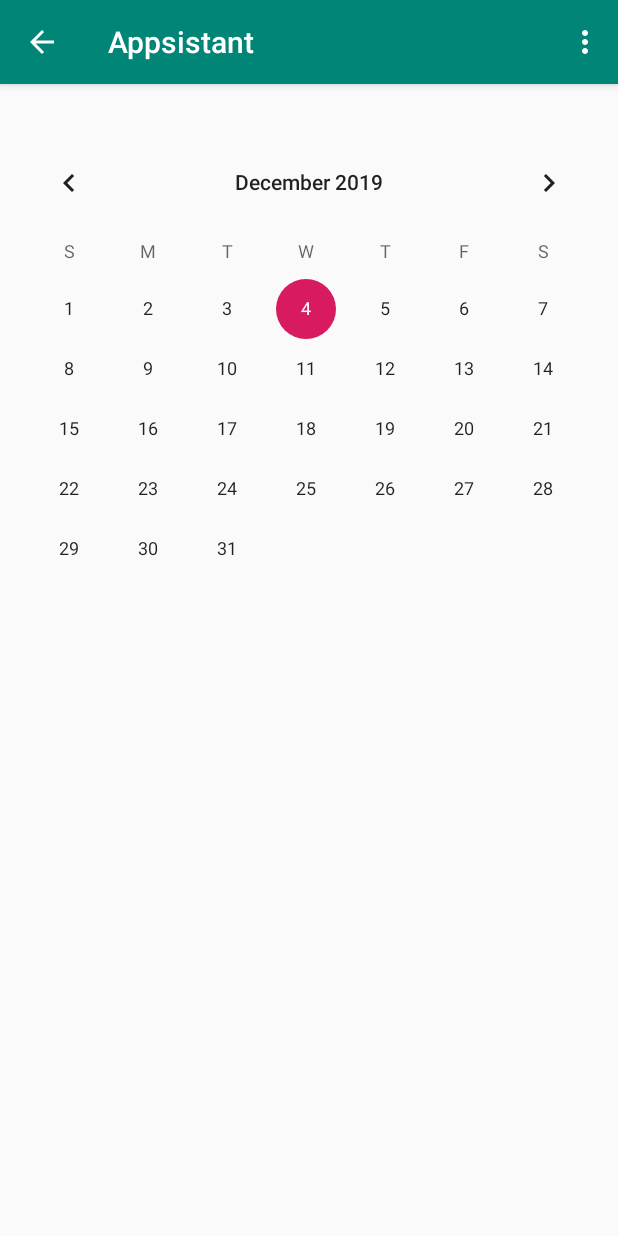
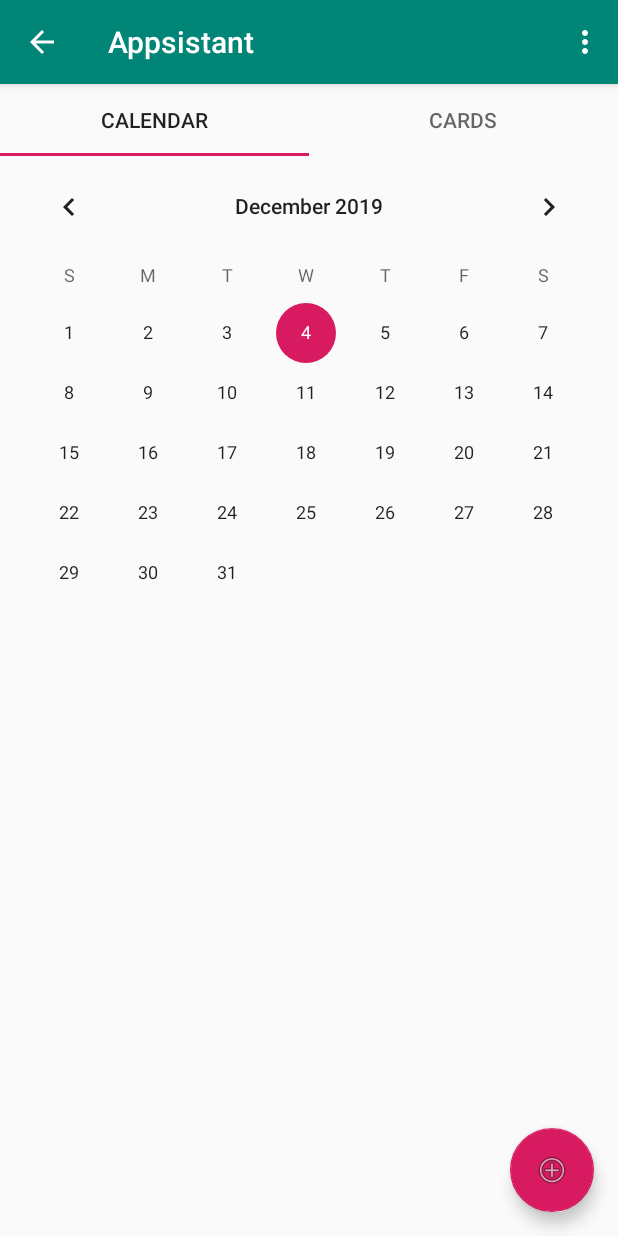
Before and after one commit to jedrekszor/Appsistant, an Android app: the screen it shows after launch once a user with an empty profile is signed in (Main), on a phone screen of 412 x 824 dp. Run offline under Robolectric (Android 15) with nearby library versions, the phone set to English and light mode, and no system bars; our stand-ins replace Firebase (no records; nobody signed in at launch, a user with empty details on screens opened directly).

Commit message:
lots of stuff

```diff
--- a/app/build.gradle
+++ b/app/build.gradle
@@ -25,8 +25,10 @@ dependencies {
     implementation 'androidx.constraintlayout:constraintlayout:1.1.3'
     implementation 'com.google.android.material:material:1.0.0'
     implementation 'com.google.firebase:firebase-core:17.2.1'
-    implementation 'com.google.firebase:firebase-auth:19.1.0'
+    implementation 'com.google.firebase:firebase-auth:19.2.0'
     implementation 'com.google.android.gms:play-services-auth:17.0.0'
+    implementation 'androidx.legacy:legacy-support-v4:1.0.0'
+    implementation 'com.google.firebase:firebase-database:19.2.0'
     testImplementation 'junit:junit:4.12'
     androidTestImplementation 'androidx.test.ext:junit:1.1.1'
     androidTestImplementation 'androidx.test.espresso:espresso-core:3.2.0'
--- a/app/src/main/AndroidManifest.xml
+++ b/app/src/main/AndroidManifest.xml
@@ -9,7 +9,8 @@
         android:roundIcon="@mipmap/ic_launcher_round"
         android:supportsRtl="true"
         android:theme="@style/AppTheme">
-
+        <activity android:name=".CreateCardActivity"
+            android:theme="@style/AppTheme.CardForm"></activity>
         <activity
             android:name=".SignIn"
             android:label="@string/app_name"
@@ -22,7 +23,7 @@
         </activity>
         <activity
             android:name=".Main"
-            android:parentActivityName=".SignIn"></activity>
+            android:parentActivityName=".SignIn" />
     </application>
 
 </manifest>
--- /dev/null
+++ b/app/src/main/java/com/cloud/appsistant/CalendarFragment.java
@@ -0,0 +1,40 @@
+package com.cloud.appsistant;
+
+
+import android.os.Bundle;
+
+import androidx.fragment.app.Fragment;
+
+import android.view.LayoutInflater;
+import android.view.View;
+import android.view.ViewGroup;
+
+
+/**
+ * A simple {@link Fragment} subclass.
+ */
+public class CalendarFragment extends Fragment implements View.OnClickListener {
+
+
+    public CalendarFragment() {
+        // Required empty public constructor
+    }
+
+
+    @Override
+    public View onCreateView(LayoutInflater inflater, ViewGroup container,
+                             Bundle savedInstanceState) {
+        // Inflate the layout for this fragment
+        return inflater.inflate(R.layout.fragment_calendar, container, false);
+    }
+
+    @Override
+    public void onClick(View v) {
+        switch(v.getId()) {
+            case R.id.addMeeting: {
+                //ADD MEETING
+                break;
+            }
+        }
+    }
+}
--- /dev/null
+++ b/app/src/main/java/com/cloud/appsistant/CardsFragment.java
@@ -0,0 +1,103 @@
+package com.cloud.appsistant;
+
+
+import android.content.Intent;
+import android.os.Bundle;
+
+import androidx.annotation.NonNull;
+import androidx.annotation.Nullable;
+import androidx.fragment.app.Fragment;
+
+import android.util.Log;
+import android.view.LayoutInflater;
+import android.view.View;
+import android.view.ViewGroup;
+import android.widget.Button;
+import android.widget.ListView;
+
+import com.google.android.material.floatingactionbutton.FloatingActionButton;
+import com.google.firebase.database.DataSnapshot;
+import com.google.firebase.database.DatabaseError;
+import com.google.firebase.database.DatabaseReference;
+import com.google.firebase.database.FirebaseDatabase;
+import com.google.firebase.database.ValueEventListener;
+
+import java.util.ArrayList;
+import java.util.List;
+
+
+/**
+ * A simple {@link Fragment} subclass.
+ */
+public class CardsFragment extends Fragment implements View.OnClickListener {
+
+    private FloatingActionButton createCard;
+    DatabaseReference databaseCards;
+    ListView listViewCards;
+    List<Card> cardList;
+
+    public CardsFragment() {
+        // Required empty public constructor
+    }
+
+
+    @Override
+    public View onCreateView(LayoutInflater inflater, ViewGroup container,
+                             Bundle savedInstanceState) {
+
+
+        return inflater.inflate(R.layout.fragment_cards, container, false);
+    }
+
+    @Override
+    public void onViewCreated(View view, @Nullable Bundle savedInstanceState) {
+        createCard = getView().findViewById(R.id.addCard);
+        createCard.setOnClickListener(this);
+
+        cardList = new ArrayList<Card>();
+        listViewCards = getView().findViewById(R.id.listViewCards);
+        databaseCards = FirebaseDatabase.getInstance().getReference("cards");
+    }
+
+    @Override
+    public void onStart() {
+        super.onStart();
+        databaseCards.addValueEventListener(new ValueEventListener() {
+            @Override
+            public void onDataChange(@NonNull DataSnapshot dataSnapshot) {
+
+                cardList.clear();
+
+                for(DataSnapshot cardSnapshot: dataSnapshot.getChildren()) {
+                    Card card = cardSnapshot.getValue(Card.class);
+
+                    cardList.add(card);
+                }
+
+                CardsList adapter = new CardsList(getActivity(), cardList);
+                listViewCards.setAdapter(adapter);
+            }
+
+            @Override
+            public void onCancelled(@NonNull DatabaseError databaseError) {
+
+            }
+        });
+
+    }
+
+    @Override
+    public void onClick(View v) {
+        switch (v.getId()) {
+            case R.id.addCard: {
+                PopUpForm();
+                break;
+            }
+        }
+    }
+
+    private void PopUpForm() {
+        Intent i = new Intent(getActivity(), CreateCardActivity.class);
+        startActivity(i);
+    }
+}
--- /dev/null
+++ b/app/src/main/java/com/cloud/appsistant/CardsList.java
@@ -0,0 +1,45 @@
+package com.cloud.appsistant;
+
+import android.app.Activity;
+import android.view.LayoutInflater;
+import android.view.View;
+import android.view.ViewGroup;
+import android.widget.ArrayAdapter;
+import android.widget.TextView;
+
+import androidx.annotation.NonNull;
+import androidx.annotation.Nullable;
+
+import java.util.List;
+
+public class CardsList extends ArrayAdapter<Card> {
+    private Activity context;
+    private List<Card> cardsList;
+
+    public CardsList(Activity context, List<Card> cardsList) {
+        super(context, R.layout.list_layout, cardsList);
+        this.context = context;
+        this.cardsList = cardsList;
+    }
+
+    @NonNull
+    @Override
+    public View getView(int position, @Nullable View convertView, @NonNull ViewGroup parent) {
+        LayoutInflater inflater = context.getLayoutInflater();
+
+        View listViewItem = inflater.inflate(R.layout.list_layout, null, true);
+        TextView name = listViewItem.findViewById(R.id.textViewName);
+        TextView surname = listViewItem.findViewById(R.id.textViewSurname);
+        TextView phone = listViewItem.findViewById(R.id.textViewPhone);
+        TextView email = listViewItem.findViewById(R.id.textViewEmail);
+
+        Card card = cardsList.get(position);
+
+        name.setText(card.getName());
+        surname.setText(card.getSurname());
+        phone.setText(card.getPhone());
+        email.setText(card.getEmail());
+
+        return listViewItem;
+    }
+}
--- a/app/src/main/java/com/cloud/appsistant/Main.java
+++ b/app/src/main/java/com/cloud/appsistant/Main.java
@@ -3,22 +3,38 @@ package com.cloud.appsistant;
 import androidx.annotation.NonNull;
 import androidx.appcompat.app.AppCompatActivity;
 import androidx.appcompat.widget.Toolbar;
+import androidx.viewpager.widget.ViewPager;
 
 import android.content.Intent;
 import android.os.Bundle;
 import android.view.Menu;
 import android.view.MenuItem;
+import android.widget.ListView;
+import android.widget.TableLayout;
 
 import com.google.android.gms.auth.api.signin.GoogleSignIn;
 import com.google.android.gms.auth.api.signin.GoogleSignInClient;
 import com.google.android.gms.auth.api.signin.GoogleSignInOptions;
 import com.google.android.gms.tasks.OnCompleteListener;
 import com.google.android.gms.tasks.Task;
+import com.google.android.material.tabs.TabLayout;
 import com.google.firebase.auth.FirebaseAuth;
+import com.google.firebase.database.DataSnapshot;
+import com.google.firebase.database.DatabaseError;
+import com.google.firebase.database.DatabaseReference;
+import com.google.firebase.database.FirebaseDatabase;
+import com.google.firebase.database.ValueEventListener;
+
+import java.util.ArrayList;
+import java.util.List;
 
 public class Main extends AppCompatActivity {
 
-    GoogleSignInClient mGoogleSignInClient;
+    private GoogleSignInClient mGoogleSignInClient;
+    private ViewPager viewPager;
+    private ViewPagerAdapter adapter;
+    private TabLayout tabLayout;
+
 
     @Override
     protected void onCreate(Bundle savedInstanceState) {
@@ -29,9 +45,19 @@ public class Main extends AppCompatActivity {
                 .requestIdToken(getString(R.string.default_web_client_id))
                 .requestEmail()
                 .build();
+        mGoogleSignInClient = GoogleSignIn.getClient(this, gso);
 
-        mGoogleSignInClient = GoogleSignIn.getClient(this, gso);
+        viewPager = findViewById(R.id.pager);
+        adapter = new ViewPagerAdapter(getSupportFragmentManager());
+        viewPager.setAdapter(adapter);
+
+        tabLayout = findViewById(R.id.tabs);
+        tabLayout.setupWithViewPager(viewPager);
+
+
     }
+
+
 
     @Override
     public boolean onCreateOptionsMenu(Menu menu) {
--- /dev/null
+++ b/app/src/main/java/com/cloud/appsistant/ViewPagerAdapter.java
@@ -0,0 +1,42 @@
+package com.cloud.appsistant;
+
+import android.os.Bundle;
+
+import androidx.annotation.NonNull;
+import androidx.annotation.Nullable;
+import androidx.fragment.app.Fragment;
+import androidx.fragment.app.FragmentManager;
+import androidx.fragment.app.FragmentPagerAdapter;
+
+public class ViewPagerAdapter extends FragmentPagerAdapter {
+
+    public ViewPagerAdapter(@NonNull FragmentManager fm) {
+        super(fm);
+    }
+
+    @NonNull
+    @Override
+    public Fragment getItem(int position) {
+        if(position == 0) {
+            CalendarFragment calendarFragment = new CalendarFragment();
+            return calendarFragment;
+        } else {
+            CardsFragment cardsFragment = new CardsFragment();
+            return cardsFragment;
+        }
+    }
+
+    @Override
+    public int getCount() {
+        return 2;
+    }
+
+    @Nullable
+    @Override
+    public CharSequence getPageTitle(int position) {
+        if(position == 0)
+            return "calendar";
+        else
+            return "cards";
+    }
+}
--- /dev/null
+++ b/app/src/main/res/layout/fragment_calendar.xml
@@ -0,0 +1,37 @@
+<?xml version="1.0" encoding="utf-8"?>
+<LinearLayout xmlns:android="http://schemas.android.com/apk/res/android"
+    xmlns:app="http://schemas.android.com/apk/res-auto"
+    xmlns:tools="http://schemas.android.com/tools"
+    android:layout_width="match_parent"
+    android:layout_height="match_parent"
+    android:orientation="vertical"
+    tools:context=".CalendarFragment">
+
+
+    <CalendarView
+        android:id="@+id/calendarView"
+        android:layout_width="match_parent"
+        android:layout_height="match_parent"
+        android:layout_weight="1" />
+
+    <androidx.constraintlayout.widget.ConstraintLayout
+        android:layout_width="match_parent"
+        android:layout_height="match_parent"
+        android:layout_weight="1">
+
+
+        <com.google.android.material.floatingactionbutton.FloatingActionButton
+            android:id="@+id/addMeeting"
+            android:layout_width="wrap_content"
+            android:layout_height="wrap_content"
+            android:layout_marginEnd="16dp"
+            android:layout_marginRight="16dp"
+            android:layout_marginBottom="16dp"
+            android:clickable="true"
+            android:src="@android:drawable/ic_menu_add"
+            app:layout_constraintBottom_toBottomOf="parent"
+            app:layout_constraintEnd_toEndOf="parent" />
+
+    </androidx.constraintlayout.widget.ConstraintLayout>
+
+</LinearLayout>
--- a/app/src/main/res/layout/main.xml
+++ b/app/src/main/res/layout/main.xml
@@ -1,25 +1,23 @@
 <?xml version="1.0" encoding="utf-8"?>
-<androidx.coordinatorlayout.widget.CoordinatorLayout xmlns:android="http://schemas.android.com/apk/res/android"
+<LinearLayout xmlns:android="http://schemas.android.com/apk/res/android"
     xmlns:app="http://schemas.android.com/apk/res-auto"
     xmlns:tools="http://schemas.android.com/tools"
     android:layout_width="match_parent"
     android:layout_height="match_parent"
-    tools:context=".Main">
+    tools:context=".Main"
+    android:orientation="vertical">
 
-    <androidx.constraintlayout.widget.ConstraintLayout
+    <androidx.viewpager.widget.ViewPager
         android:layout_width="match_parent"
-        android:layout_height="match_parent">
+        android:layout_height="match_parent"
+        android:id="@+id/pager">
 
-        <CalendarView
-            android:id="@+id/calendarView"
-            android:layout_width="0dp"
+
+        <com.google.android.material.tabs.TabLayout
+            android:layout_width="match_parent"
             android:layout_height="wrap_content"
-            android:layout_marginTop="32dp"
-            app:layout_constraintEnd_toEndOf="parent"
-            app:layout_constraintStart_toStartOf="parent"
-            app:layout_constraintTop_toTopOf="parent" />
-
-    </androidx.constraintlayout.widget.ConstraintLayout>
+            android:id="@+id/tabs"/>
+    </androidx.viewpager.widget.ViewPager>
 
     <com.google.android.material.appbar.AppBarLayout
         android:layout_width="match_parent"
@@ -28,4 +26,4 @@
 
     </com.google.android.material.appbar.AppBarLayout>
 
-</androidx.coordinatorlayout.widget.CoordinatorLayout>
+</LinearLayout>
--- a/app/src/main/res/values/strings.xml
+++ b/app/src/main/res/values/strings.xml
@@ -2,4 +2,7 @@
     <string name="app_name">Appsistant</string>
     <string name="action_settings">Sign out</string>
     <string name="title_activity_main2">Main2Activity</string>
+
+    <!-- TODO: Remove or change this placeholder text -->
+    <string name="hello_blank_fragment">Hello blank fragment</string>
 </resources>
--- a/app/src/main/res/values/styles.xml
+++ b/app/src/main/res/values/styles.xml
@@ -17,4 +17,9 @@
 
     <style name="AppTheme.PopupOverlay" parent="ThemeOverlay.AppCompat.Light" />
 
+    <style name="AppTheme.CardForm">
+        <item name="android:windowIsTranslucent">true</item>
+        <item name="android:windowCloseOnTouchOutside">true</item>
+    </style>
+
 </resources>
```
Also changed, not shown: app/src/main/java/com/cloud/appsistant/Card.java (added, +41 -0 lines), app/src/main/java/com/cloud/appsistant/CreateCardActivity.java (added, +85 -0 lines), app/src/main/res/layout/activity_create_card.xml (added, +67 -0 lines), app/src/main/res/layout/fragment_cards.xml (added, +31 -0 lines), app/src/main/res/layout/list_layout.xml (added, +61 -0 lines), 1 other file.
